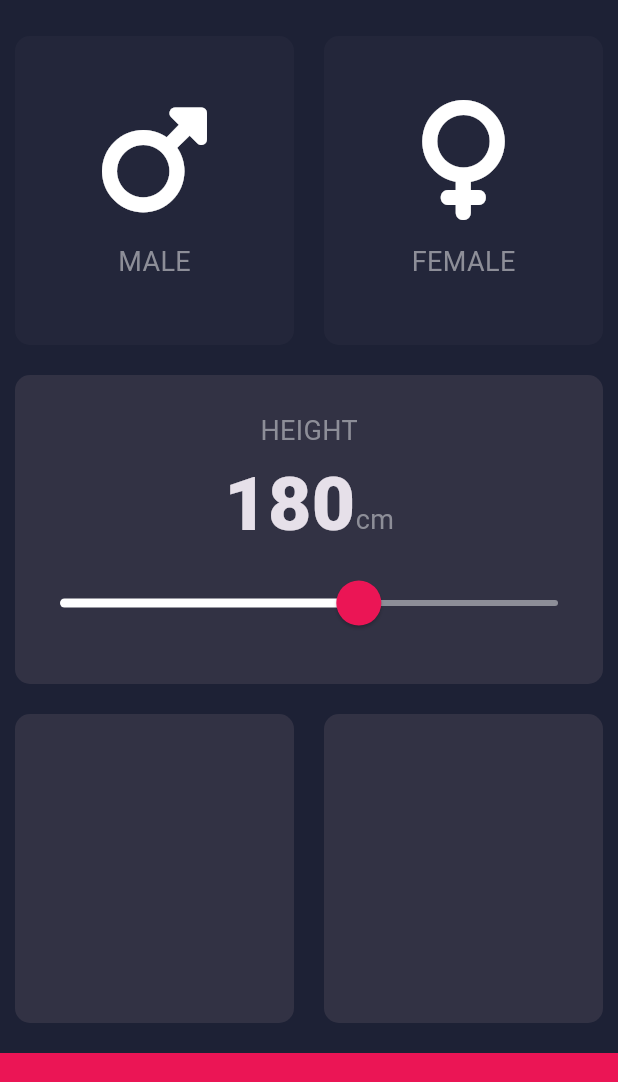
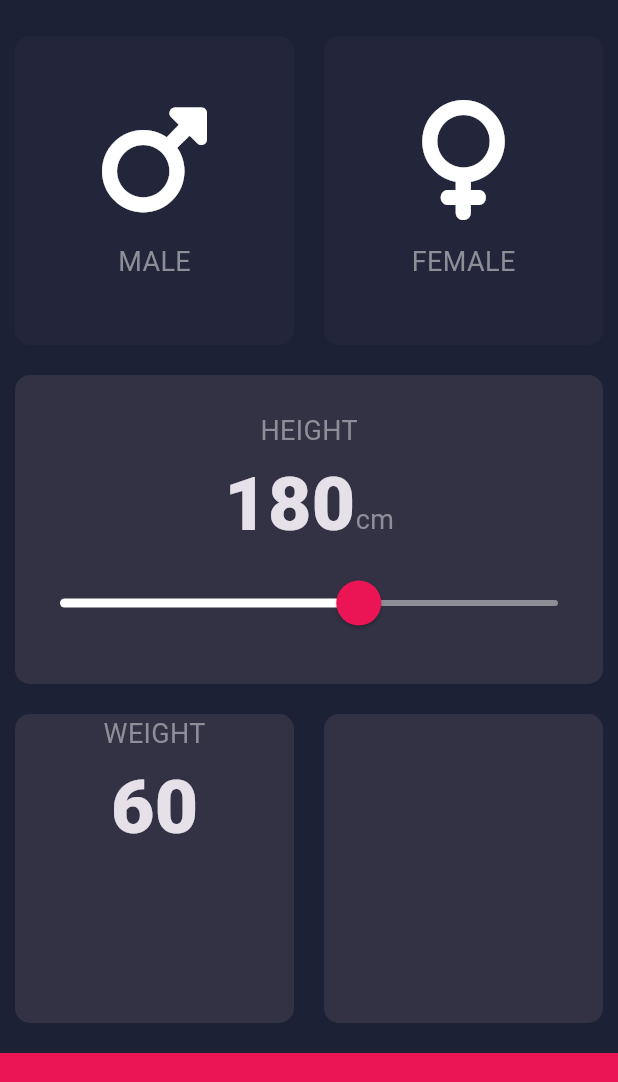
Before and after one commit to yukimiyake0607/BMI, a Flutter app: the screen it shows after launch, on a phone screen of 412 x 824 dp, the part 63-1145 px from its top. Run offline on Flutter 3.47's test engine with Material 3 defaults, Android fonts, the phone set to English and light mode, and no system bars; our stand-ins replace font_awesome_flutter.

Commit message:
add: text'weight'と数値を追加
refs #38

```diff
--- a/lib/input_page.dart
+++ b/lib/input_page.dart
@@ -20,6 +20,7 @@ class InputPage extends StatefulWidget {
 class _InputPageState extends State<InputPage> {
   Gender? genderSelected;
   int height = 180;
+  int weight = 60;
 
   @override
   Widget build(BuildContext context) {
@@ -111,8 +112,28 @@ class _InputPageState extends State<InputPage> {
           Expanded(
             child: Row(
               children: [
-                Expanded(child: ReusableCard(color: kActiveReusableCardColor)),
-                Expanded(child: ReusableCard(color: kActiveReusableCardColor)),
+                Expanded(
+                  child: ReusableCard(
+                    color: kActiveReusableCardColor,
+                    cardChild: Column(
+                      children: [
+                        Text(
+                          'WEIGHT',
+                          style: kLabelTextstyle,
+                        ),
+                        Text(
+                          weight.toString(),
+                          style: kNumberTextstyle,
+                        ),
+                      ],
+                    ),
+                  ),
+                ),
+                Expanded(
+                  child: ReusableCard(
+                    color: kActiveReusableCardColor,
+                  ),
+                ),
               ],
             ),
           ),
```
